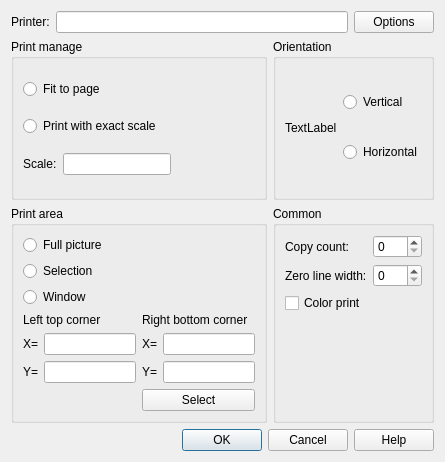
Qt form src/windows/SdDPrint.ui (usiksan/SaliCAD) before a commit.
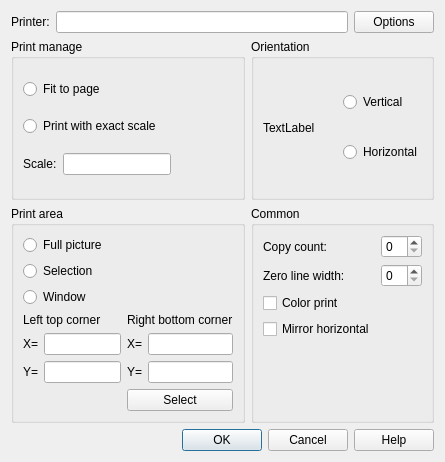
The same form after that commit.

Commit message: Append mirror view of pcb Fix: wrong lib file naming (rename mech) Library

The edit to the form file:
```diff
--- a/src/windows/SdDPrint.ui
+++ b/src/windows/SdDPrint.ui
@@ -253,6 +253,13 @@
           </property>
          </widget>
         </item>
+        <item row="3" column="0">
+         <widget class="QCheckBox" name="mMirrorHorz">
+          <property name="text">
+           <string>Mirror horizontal</string>
+          </property>
+         </widget>
+        </item>
        </layout>
       </widget>
      </item>
```
The commit also changes 16 other files.
